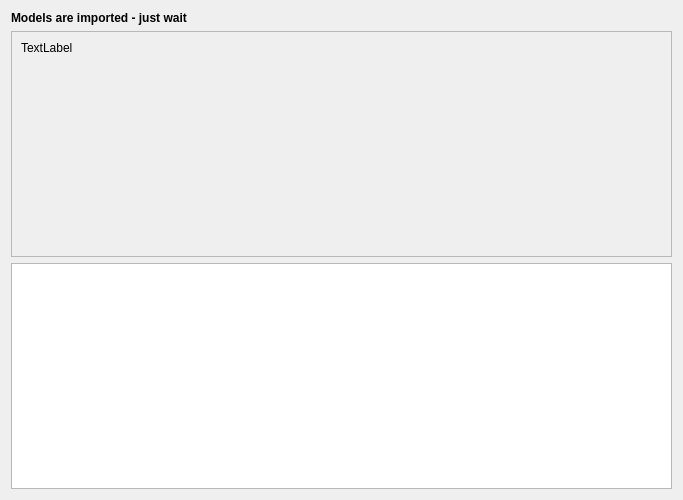
Old version of the form QgisModelBaker/ui/import_execution.ui in the repository opengisch/QgisModelBaker.
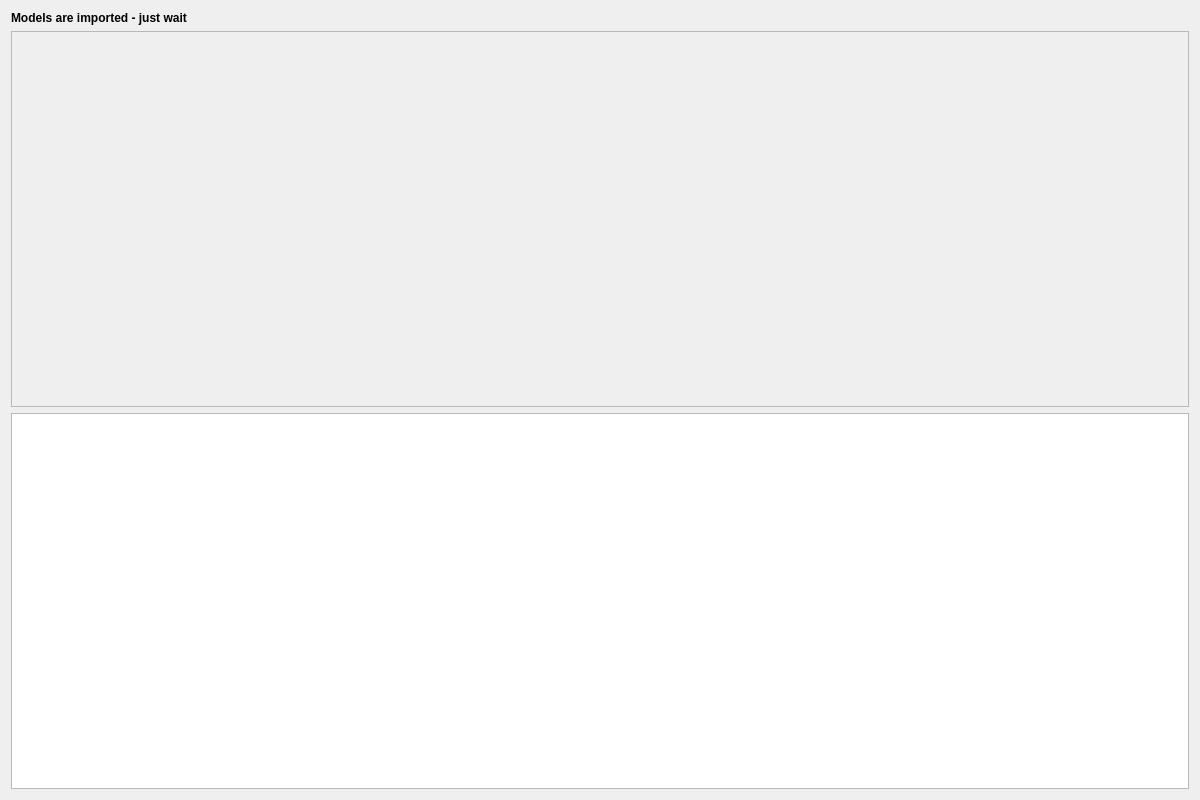
New version of the form.

Commit message: single import session panels

Patch:
```diff
--- a/QgisModelBaker/ui/import_execution.ui
+++ b/QgisModelBaker/ui/import_execution.ui
@@ -6,8 +6,8 @@
    <rect>
     <x>0</x>
     <y>0</y>
-    <width>683</width>
-    <height>500</height>
+    <width>1200</width>
+    <height>800</height>
    </rect>
   </property>
   <property name="windowTitle">
@@ -40,35 +40,23 @@
     </widget>
    </item>
    <item row="1" column="0">
-    <widget class="QFrame" name="the_frame">
-     <property name="frameShape">
-      <enum>QFrame::StyledPanel</enum>
+    <widget class="QScrollArea" name="scroll_area">
+     <property name="horizontalScrollBarPolicy">
+      <enum>Qt::ScrollBarAlwaysOff</enum>
      </property>
-     <property name="frameShadow">
-      <enum>QFrame::Raised</enum>
+     <property name="widgetResizable">
+      <bool>true</bool>
      </property>
-     <layout class="QGridLayout" name="gridLayout_2">
-      <item row="1" column="0">
-       <spacer name="verticalSpacer">
-        <property name="orientation">
-         <enum>Qt::Vertical</enum>
-        </property>
-        <property name="sizeHint" stdset="0">
-         <size>
-          <width>20</width>
-          <height>167</height>
-         </size>
-        </property>
-       </spacer>
-      </item>
-      <item row="0" column="0">
-       <widget class="QLabel" name="comand_label">
-        <property name="text">
-         <string>TextLabel</string>
-        </property>
-       </widget>
-      </item>
-     </layout>
+     <widget class="QWidget" name="scroll_area_content">
+      <property name="geometry">
+       <rect>
+        <x>0</x>
+        <y>0</y>
+        <width>729</width>
+        <height>211</height>
+       </rect>
+      </property>
+     </widget>
     </widget>
    </item>
    <item row="2" column="0">
```
Left out of the diff: 9 changed lines with no effect on the pictures. The commit also changes 3 other files.
